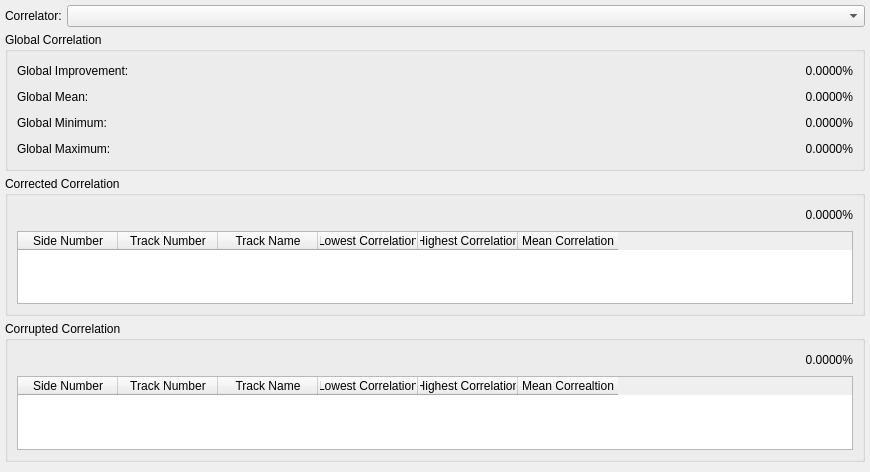
Above: code/interface/vicomposedwidgets/forms/vicorrelationwidget.ui from visore/Visore before the change. Below: the same form after it.
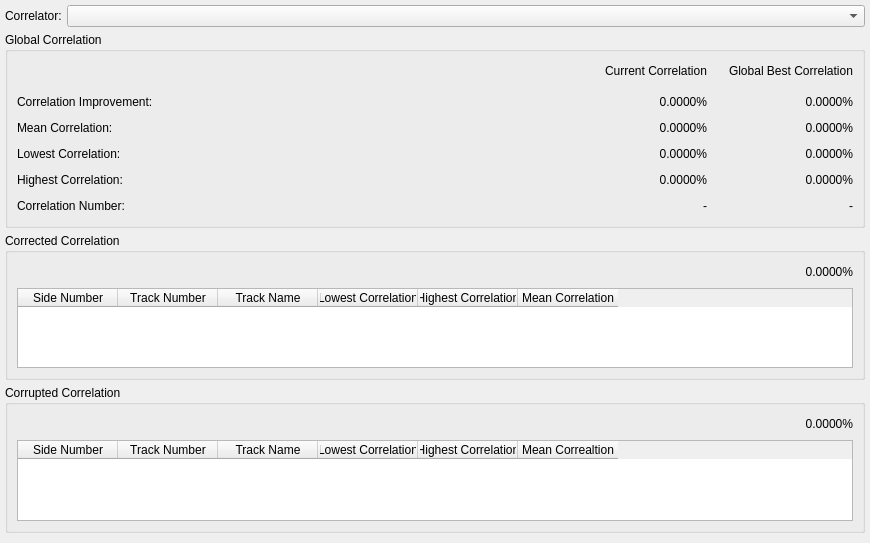
That is the form after the change. Custom widgets are drawn as their Qt base class.

Commit message: Global best correlation calculation added.

The edit to the form file:
```diff
--- a/code/interface/vicomposedwidgets/forms/vicorrelationwidget.ui
+++ b/code/interface/vicomposedwidgets/forms/vicorrelationwidget.ui
@@ -7,7 +7,7 @@
     <x>0</x>
     <y>0</y>
     <width>870</width>
-    <height>472</height>
+    <height>543</height>
    </rect>
   </property>
   <property name="maximumSize">
@@ -254,67 +254,87 @@
       <string>Global Correlation</string>
      </property>
      <layout class="QGridLayout" name="gridLayout_4">
-      <item row="3" column="0">
+      <item row="5" column="1">
+       <spacer name="horizontalSpacer_5">
+        <property name="orientation">
+         <enum>Qt::Horizontal</enum>
+        </property>
+        <property name="sizeHint" stdset="0">
+         <size>
+          <width>40</width>
+          <height>20</height>
+         </size>
+        </property>
+       </spacer>
+      </item>
+      <item row="5" column="0">
        <widget class="QLabel" name="label_4">
         <property name="text">
-         <string>Global Minimum:</string>
+         <string>Lowest Correlation:</string>
         </property>
        </widget>
       </item>
-      <item row="4" column="0">
+      <item row="6" column="0">
        <widget class="QLabel" name="label_5">
         <property name="text">
-         <string>Global Maximum:</string>
+         <string>Highest Correlation:</string>
         </property>
        </widget>
       </item>
-      <item row="2" column="0">
+      <item row="5" column="2">
+       <widget class="QLabel" name="currentMinimum">
+        <property name="text">
+         <string>0.0000%</string>
+        </property>
+        <property name="alignment">
+         <set>Qt::AlignRight|Qt::AlignTrailing|Qt::AlignVCenter</set>
+        </property>
+       </widget>
+      </item>
+      <item row="1" column="4">
+       <widget class="QLabel" name="label_3">
+        <property name="text">
+         <string>Global Best Correlation</string>
+        </property>
+       </widget>
+      </item>
+      <item row="6" column="1">
+       <spacer name="horizontalSpacer_6">
+        <property name="orientation">
+         <enum>Qt::Horizontal</enum>
+        </property>
+        <property name="sizeHint" stdset="0">
+         <size>
+          <width>40</width>
+          <height>20</height>
+         </size>
+        </property>
+       </spacer>
+      </item>
+      <item row="4" column="0">
        <widget class="QLabel" name="label">
         <property name="text">
-         <string>Global Mean:</string>
+         <string>Mean Correlation:</string>
         </property>
        </widget>
       </item>
-      <item row="1" column="0">
+      <item row="3" column="0">
        <widget class="QLabel" name="label_6">
         <property name="text">
-         <string>Global Improvement:</string>
-        </property>
-       </widget>
-      </item>
-      <item row="2" column="2">
-       <widget class="QLabel" name="meanLabel">
-        <property name="text">
-         <string>0.0000%</string>
-        </property>
-        <property name="alignment">
-         <set>Qt::AlignRight|Qt::AlignTrailing|Qt::AlignVCenter</set>
-        </property>
-       </widget>
-      </item>
-      <item row="3" column="2">
-       <widget class="QLabel" name="minimumLabel">
-        <property name="text">
-         <string>0.0000%</string>
-        </property>
-        <property name="alignment">
-         <set>Qt::AlignRight|Qt::AlignTrailing|Qt::AlignVCenter</set>
-        </property>
-       </widget>
-      </item>
-      <item row="4" column="2">
-       <widget class="QLabel" name="maximumLabel">
-        <property name="text">
-         <string>0.0000%</string>
-        </property>
-        <property name="alignment">
-         <set>Qt::AlignRight|Qt::AlignTrailing|Qt::AlignVCenter</set>
+         <string>Correlation Improvement:</string>
         </property>
        </widget>
       </item>
       <item row="1" column="2">
        <widget class="QLabel" name="improvementLabel">
         <property name="text">
+         <string>Current Correlation</string>
+        </property>
+       </widget>
+      </item>
+      <item row="4" column="2">
+       <widget class="QLabel" name="currentMean">
+        <property name="text">
          <string>0.0000%</string>
         </property>
         <property name="alignment">
@@ -322,20 +342,17 @@
         </property>
        </widget>
       </item>
-      <item row="1" column="1">
-       <spacer name="horizontalSpacer_3">
-        <property name="orientation">
-         <enum>Qt::Horizontal</enum>
+      <item row="4" column="4">
+       <widget class="QLabel" name="globalMean">
+        <property name="text">
+         <string>0.0000%</string>
         </property>
-        <property name="sizeHint" stdset="0">
-         <size>
-          <width>40</width>
-          <height>20</height>
-         </size>
+        <property name="alignment">
+         <set>Qt::AlignRight|Qt::AlignTrailing|Qt::AlignVCenter</set>
         </property>
-       </spacer>
+       </widget>
       </item>
-      <item row="2" column="1">
+      <item row="4" column="1">
        <spacer name="horizontalSpacer_4">
         <property name="orientation">
          <enum>Qt::Horizontal</enum>
@@ -348,8 +365,44 @@
         </property>
        </spacer>
       </item>
+      <item row="5" column="4">
+       <widget class="QLabel" name="globalMinimum">
+        <property name="text">
+         <string>0.0000%</string>
+        </property>
+        <property name="alignment">
+         <set>Qt::AlignRight|Qt::AlignTrailing|Qt::AlignVCenter</set>
+        </property>
+       </widget>
+      </item>
+      <item row="6" column="4">
+       <widget class="QLabel" name="globalMaximum">
+        <property name="text">
+         <string>0.0000%</string>
+        </property>
+        <property name="alignment">
+         <set>Qt::AlignRight|Qt::AlignTrailing|Qt::AlignVCenter</set>
+        </property>
+       </widget>
+      </item>
+      <item row="1" column="3">
+       <spacer name="horizontalSpacer_7">
+        <property name="orientation">
+         <enum>Qt::Horizontal</enum>
+        </property>
+        <property name="sizeType">
+         <enum>QSizePolicy::Fixed</enum>
+        </property>
+        <property name="sizeHint" stdset="0">
+         <size>
+          <width>10</width>
+          <height>20</height>
+         </size>
+        </property>
+       </spacer>
+      </item>
       <item row="3" column="1">
-       <spacer name="horizontalSpacer_5">
+       <spacer name="horizontalSpacer_3">
         <property name="orientation">
          <enum>Qt::Horizontal</enum>
         </property>
@@ -361,9 +414,62 @@
         </property>
        </spacer>
       </item>
-      <item row="4" column="1">
-       <spacer name="horizontalSpacer_6">
+      <item row="3" column="4">
+       <widget class="QLabel" name="globalImprovement">
+        <property name="text">
+         <string>0.0000%</string>
+        </property>
+        <property name="alignment">
+         <set>Qt::AlignRight|Qt::AlignTrailing|Qt::AlignVCenter</set>
+        </property>
+       </widget>
+      </item>
+      <item row="3" column="2">
+       <widget class="QLabel" name="currentImprovement">
+        <property name="text">
+         <string>0.0000%</string>
+        </property>
+        <property name="alignment">
+         <set>Qt::AlignRight|Qt::AlignTrailing|Qt::AlignVCenter</set>
+        </property>
+       </widget>
+      </item>
+      <item row="6" column="2">
+       <widget class="QLabel" name="currentMaximum">
+        <property name="text">
+         <string>0.0000%</string>
+        </property>
+        <property name="alignment">
+         <set>Qt::AlignRight|Qt::AlignTrailing|Qt::AlignVCenter</set>
+        </property>
+       </widget>
+      </item>
+      <item row="2" column="2" colspan="3">
+       <spacer name="verticalSpacer_2">
         <property name="orientation">
+         <enum>Qt::Vertical</enum>
+        </property>
+        <property name="sizeType">
+         <enum>QSizePolicy::Fixed</enum>
+        </property>
+        <property name="sizeHint" stdset="0">
+         <size>
+          <width>20</width>
+          <height>5</height>
+         </size>
+        </property>
+       </spacer>
+      </item>
+      <item row="7" column="0">
+       <widget class="QLabel" name="label_8">
+        <property name="text">
+         <string>Correlation Number:</string>
+        </property>
+       </widget>
+      </item>
+      <item row="7" column="1">
+       <spacer name="horizontalSpacer_8">
+        <property name="orientation">
          <enum>Qt::Horizontal</enum>
         </property>
         <property name="sizeHint" stdset="0">
@@ -374,6 +480,26 @@
         </property>
        </spacer>
       </item>
+      <item row="7" column="2">
+       <widget class="QLabel" name="currentId">
+        <property name="text">
+         <string>-</string>
+        </property>
+        <property name="alignment">
+         <set>Qt::AlignRight|Qt::AlignTrailing|Qt::AlignVCenter</set>
+        </property>
+       </widget>
+      </item>
+      <item row="7" column="4">
+       <widget class="QLabel" name="globalId">
+        <property name="text">
+         <string>-</string>
+        </property>
+        <property name="alignment">
+         <set>Qt::AlignRight|Qt::AlignTrailing|Qt::AlignVCenter</set>
+        </property>
+       </widget>
+      </item>
      </layout>
     </widget>
    </item>
```
Left out of the diff: 2 changed lines with no effect on the pictures. The commit also changes 9 other files.
